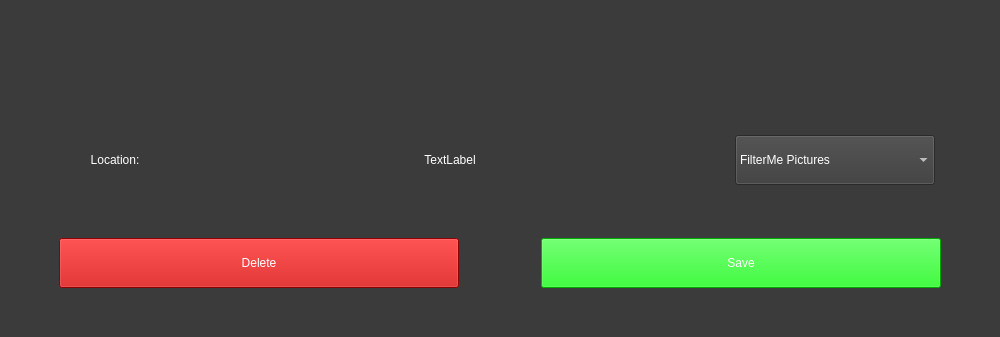
Above: Form/main_window.ui from joelmakes/FilterMe before the change; both pictures show x 0 to 1000 and y 563 to 900 of the 1000 by 900 pixel window. Below: the same form after it.
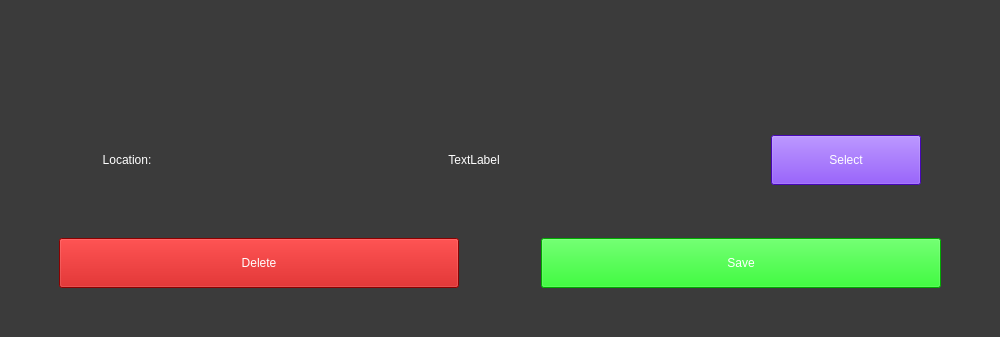
That is the form after the change.

Commit message: Refactor save location widget to QPushButton and update styling

```diff
--- a/Form/main_window.ui
+++ b/Form/main_window.ui
@@ -461,62 +461,27 @@
                  </widget>
                 </item>
                 <item>
-                 <widget class="QComboBox" name="comboBox_save_location">
+                 <widget class="QPushButton" name="button_save_selector">
                   <property name="minimumSize">
                    <size>
-                    <width>200</width>
+                    <width>150</width>
                     <height>50</height>
                    </size>
                   </property>
                   <property name="maximumSize">
                    <size>
-                    <width>200</width>
+                    <width>150</width>
                     <height>50</height>
                    </size>
                   </property>
-                  <property name="layoutDirection">
-                   <enum>Qt::LayoutDirection::LeftToRight</enum>
-                  </property>
                   <property name="styleSheet">
-                   <string notr="true">color: rgb(255, 255, 255);
-selection-background-color: rgb(59,59,59);
-font: 12pt &quot;Segoe UI&quot;;
-</string>
+                   <string notr="true">background-color: rgb(99, 10, 255);
+color: rgb(255, 255, 255);
+font: 12pt &quot;Segoe UI&quot;;</string>
                   </property>
-                  <property name="sizeAdjustPolicy">
-                   <enum>QComboBox::SizeAdjustPolicy::AdjustToContentsOnFirstShow</enum>
+                  <property name="text">
+                   <string>Select</string>
                   </property>
-                  <property name="iconSize">
-                   <size>
-                    <width>16</width>
-                    <height>16</height>
-                   </size>
-                  </property>
-                  <item>
-                   <property name="text">
-                    <string>FilterMe Pictures</string>
-                   </property>
-                  </item>
-                  <item>
-                   <property name="text">
-                    <string>Pictures</string>
-                   </property>
-                  </item>
-                  <item>
-                   <property name="text">
-                    <string>Documents</string>
-                   </property>
-                  </item>
-                  <item>
-                   <property name="text">
-                    <string>Desktop</string>
-                   </property>
-                  </item>
-                  <item>
-                   <property name="text">
-                    <string>Long Path</string>
-                   </property>
-                  </item>
                  </widget>
                 </item>
                </layout>
```
